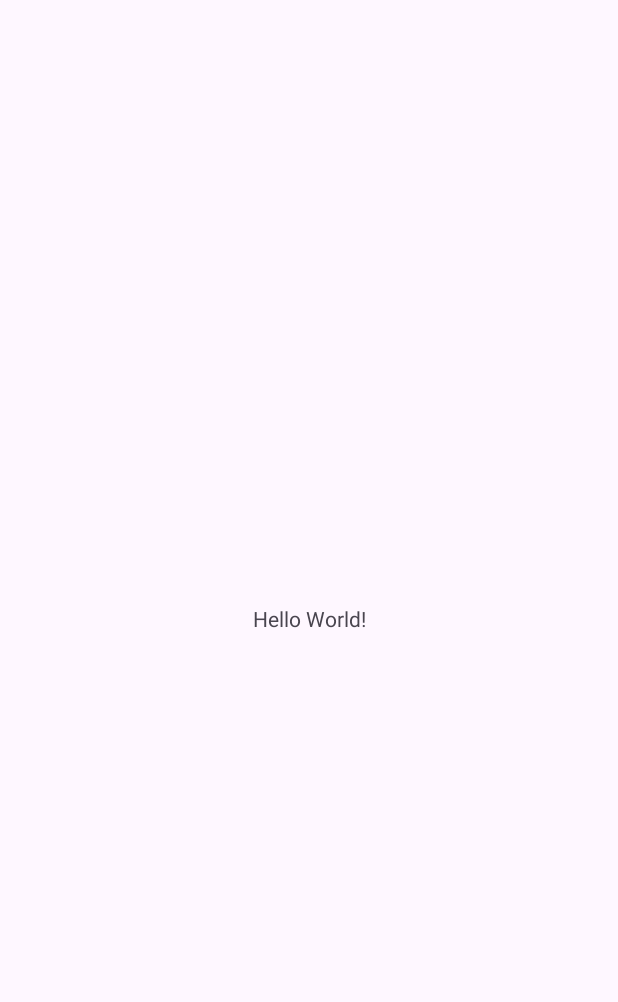
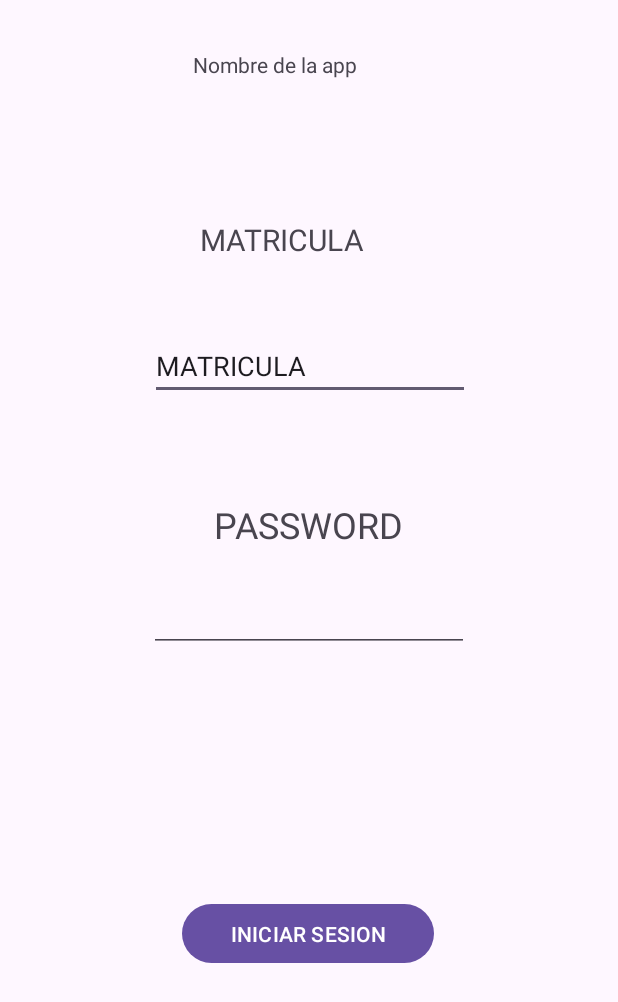
Before and after one commit to DavEd03/ControlSchool, an Android app: the screen it shows after launch (MainActivity), on a phone screen of 412 x 824 dp. Before the commit the part shown is almost empty. Shown: the top 1002 px of the screen. Run offline under Robolectric (Android 15) with nearby library versions, the phone set to English and light mode, and no system bars.

```diff
--- a/app/src/main/res/layout/activity_main.xml
+++ b/app/src/main/res/layout/activity_main.xml
@@ -8,12 +8,78 @@
     tools:context=".MainActivity">
 
     <TextView
+        android:id="@+id/textView"
+        android:layout_width="129dp"
+        android:layout_height="28dp"
+        android:text="Nombre de la app"
+        app:layout_constraintBottom_toBottomOf="parent"
+        app:layout_constraintEnd_toEndOf="parent"
+        app:layout_constraintHorizontal_bias="0.455"
+        app:layout_constraintStart_toStartOf="parent"
+        app:layout_constraintTop_toTopOf="parent"
+        app:layout_constraintVertical_bias="0.042" />
+
+    <Button
+        android:id="@+id/button"
+        android:layout_width="168dp"
+        android:layout_height="47dp"
+        android:text="INICIAR SESION"
+        app:layout_constraintBottom_toBottomOf="parent"
+        app:layout_constraintEnd_toEndOf="parent"
+        app:layout_constraintHorizontal_bias="0.497"
+        app:layout_constraintStart_toStartOf="parent"
+        app:layout_constraintTop_toTopOf="parent"
+        app:layout_constraintVertical_bias="0.771" />
+
+    <EditText
+        android:id="@+id/editTextText"
         android:layout_width="wrap_content"
         android:layout_height="wrap_content"
-        android:text="Hello World!"
+        android:ems="10"
+        android:inputType="text"
+        android:text="MATRICULA"
+        app:layout_constraintBottom_toBottomOf="parent"
+        app:layout_constraintEnd_toEndOf="parent"
+        app:layout_constraintHorizontal_bias="0.502"
+        app:layout_constraintStart_toStartOf="parent"
+        app:layout_constraintTop_toTopOf="parent"
+        app:layout_constraintVertical_bias="0.284" />
+
+    <EditText
+        android:id="@+id/editTextTextPassword"
+        android:layout_width="wrap_content"
+        android:layout_height="wrap_content"
+        android:ems="10"
+        android:inputType="textPassword"
         app:layout_constraintBottom_toBottomOf="parent"
         app:layout_constraintEnd_toEndOf="parent"
         app:layout_constraintStart_toStartOf="parent"
         app:layout_constraintTop_toTopOf="parent" />
 
+    <TextView
+        android:id="@+id/textView2"
+        android:layout_width="124dp"
+        android:layout_height="23dp"
+        android:text="MATRICULA"
+        android:textSize="20sp"
+        app:layout_constraintBottom_toBottomOf="parent"
+        app:layout_constraintEnd_toEndOf="parent"
+        app:layout_constraintHorizontal_bias="0.463"
+        app:layout_constraintStart_toStartOf="parent"
+        app:layout_constraintTop_toTopOf="parent"
+        app:layout_constraintVertical_bias="0.182" />
+
+    <TextView
+        android:id="@+id/textView3"
+        android:layout_width="wrap_content"
+        android:layout_height="wrap_content"
+        android:text="PASSWORD"
+        android:textSize="24sp"
+        app:layout_constraintBottom_toBottomOf="parent"
+        app:layout_constraintEnd_toEndOf="parent"
+        app:layout_constraintHorizontal_bias="0.498"
+        app:layout_constraintStart_toStartOf="parent"
+        app:layout_constraintTop_toTopOf="parent"
+        app:layout_constraintVertical_bias="0.421" />
+
 </androidx.constraintlayout.widget.ConstraintLayout>
```
Also changed, not shown: app/src/main/AndroidManifest.xml (+12 -0 lines), app/src/main/java/com/develompent/controlschool/Doc.java (added, +24 -0 lines), app/src/main/java/com/develompent/controlschool/Eventos.java (added, +24 -0 lines), app/src/main/java/com/develompent/controlschool/Menu.java (added, +24 -0 lines), app/src/main/java/com/develompent/controlschool/calificaciones.java (added, +24 -0 lines), app/src/main/res/layout/activity_calificaciones.xml (added, +22 -0 lines), app/src/main/res/layout/activity_doc.xml (added, +23 -0 lines), app/src/main/res/layout/activity_eventos.xml (added, +23 -0 lines), app/src/main/res/layout/activity_menu.xml (added, +62 -0 lines).
